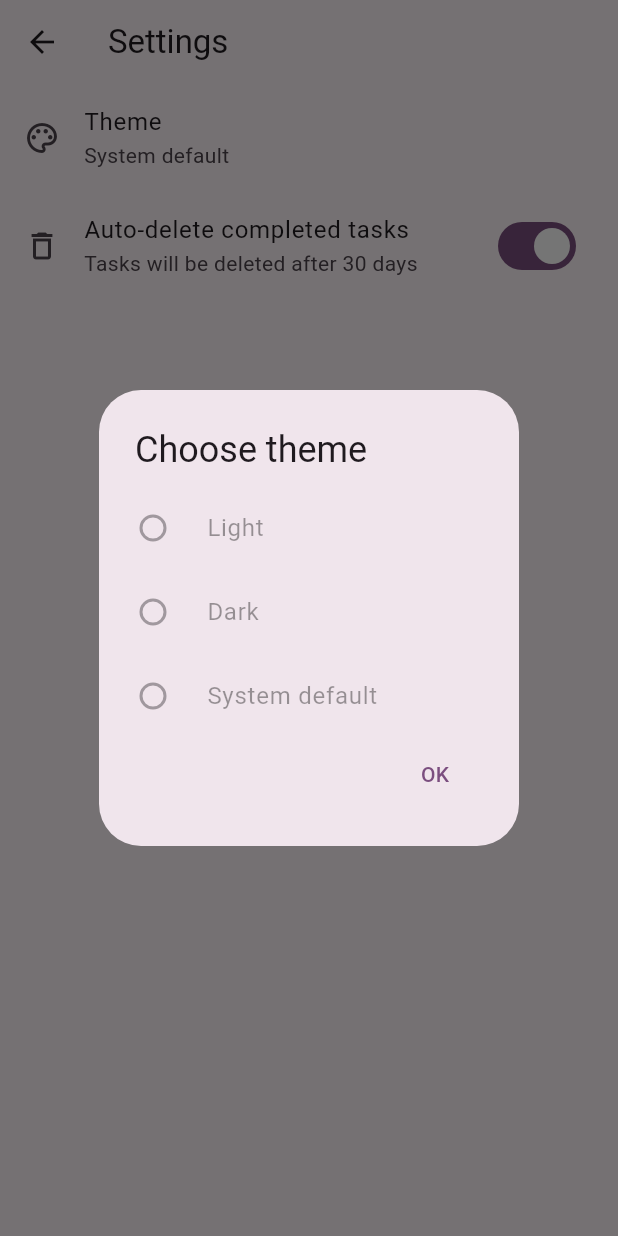
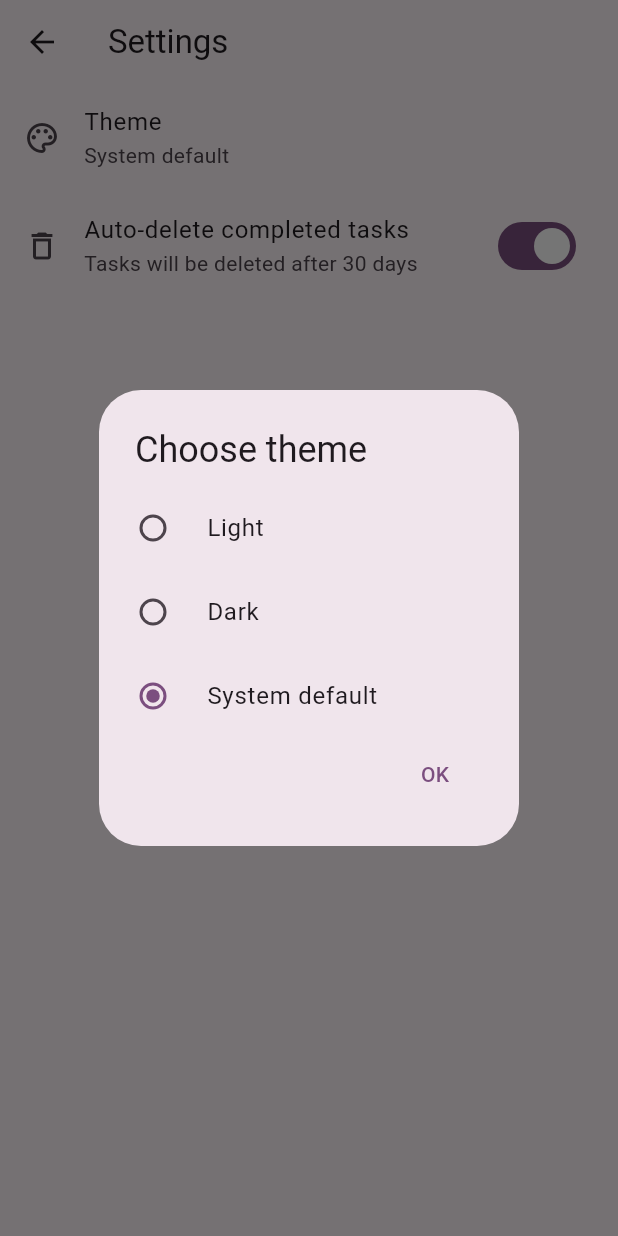
Before and after one commit to ModMonster/Taskly, a Flutter app: the SettingsPage screen opened by its route, after a tap on "Theme", on a phone screen of 412 x 824 dp. Run offline on Flutter 3.47's test engine with Material 3 defaults, Android fonts, the light colour scheme and no system bars; our stand-ins replace hive_ce, hive_ce_flutter; missing offline and left inert: side_sheet; accounts and stored records are empty.

Commit message:
ACTUALLY fix #1

```diff
--- a/lib/pages/settings.dart
+++ b/lib/pages/settings.dart
@@ -41,8 +41,12 @@ class _SettingsPageState extends State<SettingsPage> {
                   contentPadding: EdgeInsets.only(top: 8.0),
                   content: StatefulBuilder(
                     builder: (context, setState2) {
+                      // Putting this directly in doesn't work.
+                      // Do not ask me why, I have literally no idea.
+                      int val = box.get("theme", defaultValue: 0);
+
                       return RadioGroup(
-                        groupValue: box.get("theme", defaultValue: 0),
+                        groupValue: val,
                         onChanged: (value) {
                           if (value == null) return;
                           setState2(() {
```
